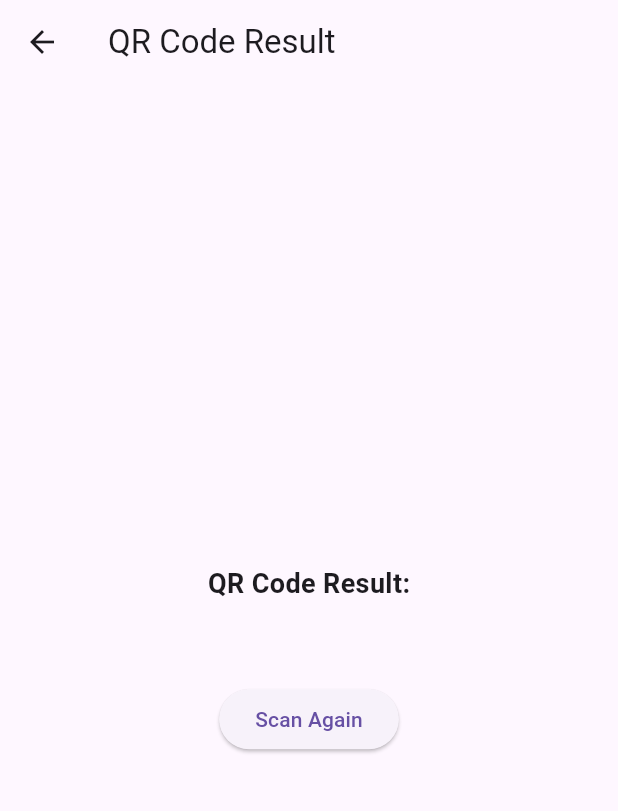
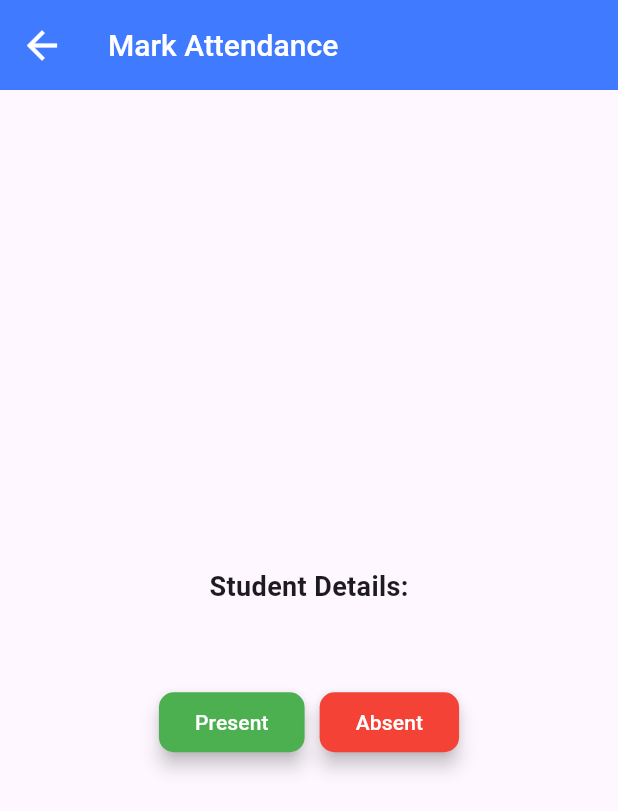
Before and after one commit to Hardikk1308/Hostel-Management-System, a Flutter app: the QRResultPage screen opened directly with empty values, on a phone screen of 412 x 824 dp. Shown: the top 811 px of the screen. Run offline on Flutter 3.47's test engine with Material 3 defaults, Android fonts, the phone set to English and light mode, and no system bars; our stand-ins replace dio, shared_preferences; missing offline and left inert: qr_code_scanner; accounts and stored records are empty.

Commit message:
second commit

```diff
--- a/Warden app/warden_app/lib/Modules/Qrdetailspage.dart
+++ b/Warden app/warden_app/lib/Modules/Qrdetailspage.dart
@@ -1,16 +1,60 @@
 import 'package:flutter/material.dart';
+import 'package:http/http.dart' as http;
+import 'dart:convert';
 
 class QRResultPage extends StatelessWidget {
-  final String result;
+  final String erpid;
   final VoidCallback onScanAgain;
 
-  QRResultPage({required this.result, required this.onScanAgain});
+  QRResultPage({required this.erpid, required this.onScanAgain});
+
+  Future<void> markAttendance(String status, BuildContext context) async {
+    try {
+      final response = await http.post(
+        Uri.parse('https://hm-system-l1p1.onrender.com/api/attendance/mark-present'),
+        headers: {
+          'Content-Type': 'application/json',
+        },
+        body: jsonEncode({
+          'erpid': erpid, // Assuming `result` contains the student details
+          'status': status,
+        }),
+      );
+
+      if (response.statusCode == 200) {
+        final responseData = jsonDecode(response.body);
+        if (responseData['success'] == true) {
+          ScaffoldMessenger.of(context).showSnackBar(
+            SnackBar(content: Text('Attendance marked as $status successfully!')),
+          );
+          Navigator.of(context).pop(); // Pop to scan again
+          onScanAgain(); // Reset scanner
+        } else {
+          throw Exception(responseData['message'] ?? 'Failed to mark attendance');
+        }
+      } else {
+        throw Exception('Failed to connect to the server');
+      }
+    } catch (error) {
+      ScaffoldMessenger.of(context).showSnackBar(
+        SnackBar(content: Text('Error: ${error.toString()}')),
+      );
+    }
+  }
 
   @override
   Widget build(BuildContext context) {
     return Scaffold(
       appBar: AppBar(
-        title: Text('QR Code Result'),
+        toolbarHeight: 60,
+        iconTheme: const IconThemeData(color: Colors.white, size: 30),
+        title: const Text('Mark Attendance'),
+        titleTextStyle: const TextStyle(
+          color: Colors.white,
+          fontSize: 20,
+          fontWeight: FontWeight.w500,
+        ),
+        backgroundColor: const Color(0xff407BFF),
       ),
       body: Center(
         child: Padding(
@@ -18,22 +62,53 @@ class QRResultPage extends StatelessWidget {
           child: Column(
             mainAxisAlignment: MainAxisAlignment.center,
             children: [
-              Text(
-                'QR Code Result:',
+              const Text(
+                'Student Details:',
                 style: TextStyle(fontSize: 18, fontWeight: FontWeight.bold),
               ),
-              SizedBox(height: 10),
+              const SizedBox(height: 10),
               Text(
-                result,
-                style: TextStyle(fontSize: 16, color: Colors.blue),
+                erpid,
+                style: const TextStyle(fontSize: 16, color: Colors.blue),
               ),
-              SizedBox(height: 20),
-              ElevatedButton(
-                onPressed: () {
-                  onScanAgain();  // Call the callback to reset scanner
-                  Navigator.pop(context);  // Go back to the scanner page
-                },
-                child: Text('Scan Again'),
+              const SizedBox(height: 20),
+              Row(
+                mainAxisAlignment: MainAxisAlignment.center,
+                children: [
+                  ElevatedButton(
+                    onPressed: () => markAttendance('Present', context),
+                    style: ElevatedButton.styleFrom(
+                      backgroundColor: Colors.green,
+                      elevation: 5,
+                      shadowColor: Colors.black,
+                      shape: RoundedRectangleBorder(
+                        borderRadius: BorderRadius.circular(10),
+                      ),
+                    ),
+                    child: const Text(
+                      "Present",
+                      style: TextStyle(color: Colors.white),
+                    ),
+                  ),
+                  const SizedBox(
+                    width: 10,
+                  ),
+                  ElevatedButton(
+                    onPressed: () => markAttendance('Absent', context),
+                    style: ElevatedButton.styleFrom(
+                      backgroundColor: Colors.red,
+                      elevation: 5,
+                      shadowColor: Colors.black,
+                      shape: RoundedRectangleBorder(
+                        borderRadius: BorderRadius.circular(10),
+                      ),
+                    ),
+                    child: const Text(
+                      "Absent",
+                      style: TextStyle(color: Colors.white),
+                    ),
+                  ),
+                ],
               ),
             ],
           ),
--- a/Warden app/warden_app/lib/pages/QR_scanner.dart
+++ b/Warden app/warden_app/lib/pages/QR_scanner.dart
@@ -57,7 +57,7 @@ class _QRViewExampleState extends State<QRViewExample> {
           context,
           MaterialPageRoute(
             builder: (context) => QRResultPage(
-              result: scanData.code ?? '',
+              erpid: scanData.code ?? '',
               onScanAgain: () {
                 // Reset the scanner and resume camera when coming back
                 setState(() {
```
